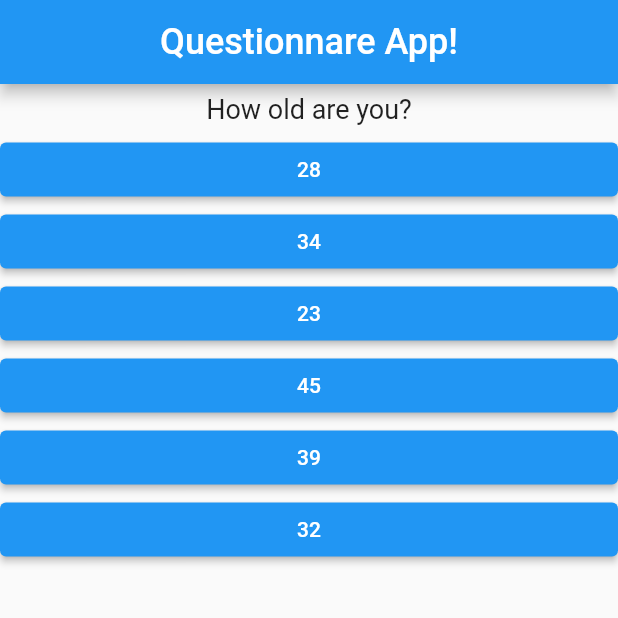
After one commit to adogbeji/QuizApp2, a Flutter app: the screen it shows after launch, on a phone screen of 412 x 824 dp, the top half of it. The commit adds this screen. Run offline on Flutter 3.47's test engine with Material 2 defaults, Android fonts, the phone set to English and light mode, and no system bars.

Commit message:
Create Quiz widget & import it to main.dart

```diff
--- a/lib/main.dart
+++ b/lib/main.dart
@@ -3,12 +3,13 @@ import 'package:flutter/material.dart';
 // Widget Imports
 import './question.dart';
 import './answer.dart';
+import './quiz.dart';
 
 void main() {
   runApp(MyApp());
 }
 
-// For Next Time: Start splitting up your widget tree!
+// For Next Time: Continue splitting up your widget tree (lesson 51)!
 
 class MyApp extends StatefulWidget {
   @override
@@ -28,7 +29,7 @@ class _MyAppState extends State<MyApp> {
 
   @override
   Widget build(BuildContext context) {
-    final questions = [
+    final _questions = [
       {
         'question': 'What is your name?',
         'answers': ['Jack', 'Michael', 'Josh', 'Amy', 'Chris'],
@@ -72,14 +73,8 @@ class _MyAppState extends State<MyApp> {
             ),
           ),
         ),
-        body: _indexValue >= 0 ? Column(
-          children: <Widget>[
-            Question(questions[_indexValue]['question']),
-            ...(questions[_indexValue]['answers'] as List<String>).map((answer) {
-              return Answer(_clickButton, answer);
-            }).toList(),
-          ],
-        ): Center(
+        body: _indexValue >= 0 ? Quiz(chooseAnswer: _clickButton, questions: _questions, indexValue: _indexValue,)
+        : Center(
           child: Text('Well done!', style: TextStyle(fontSize: 18,),),
         ),
       ),
--- /dev/null
+++ b/lib/quiz.dart
@@ -0,0 +1,24 @@
+import 'package:flutter/material.dart';
+
+import './question.dart';
+import './answer.dart';
+
+class Quiz extends StatelessWidget {
+  final List<Map<String, Object>> questions;
+  final VoidCallback chooseAnswer;
+  final int indexValue;
+
+  Quiz({@required this.questions, @required this.chooseAnswer, @required this.indexValue});
+
+  @override
+  Widget build(BuildContext context) {
+    return Column(
+          children: <Widget>[
+            Question(questions[indexValue]['question']),
+            ...(questions[indexValue]['answers'] as List<String>).map((answer) {
+              return Answer(chooseAnswer, answer);
+            }).toList(),
+          ],
+        );
+  }
+}
```
Also changed, not shown: lib/result.dart (added).
